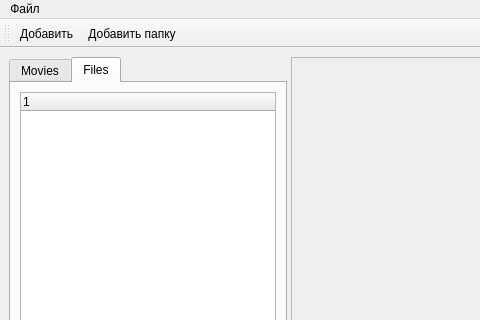
Above: data/main.ui from antonkoatl/MvCatalog before the change; both pictures show x 0 to 480 and y 0 to 320 of the 969 by 860 pixel window. Below: the same form after it.
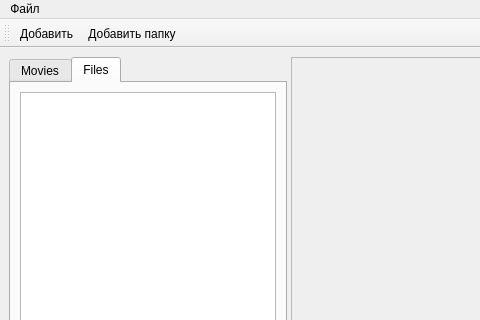
That is the form after the change. The open tabs and pages were chosen to show the change. Icons and pictures are not drawn. Custom widgets are drawn as their Qt base class.

Patch:
```diff
--- a/data/main.ui
+++ b/data/main.ui
@@ -60,6 +60,9 @@
            <layout class="QVBoxLayout" name="verticalLayout_7">
             <item>
              <widget class="QTreeWidget" name="treeWidget_files">
+              <attribute name="headerVisible">
+               <bool>false</bool>
+              </attribute>
               <column>
                <property name="text">
                 <string notr="true">1</string>
```
Left out of the diff: 2 changed lines with no effect on the pictures.
